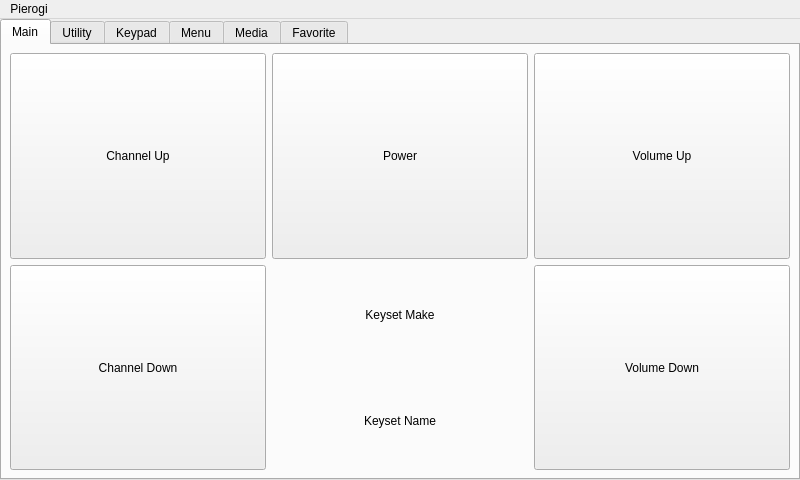
jpietrzak8/Pierogi, file mainwindow.ui: the form before one commit.
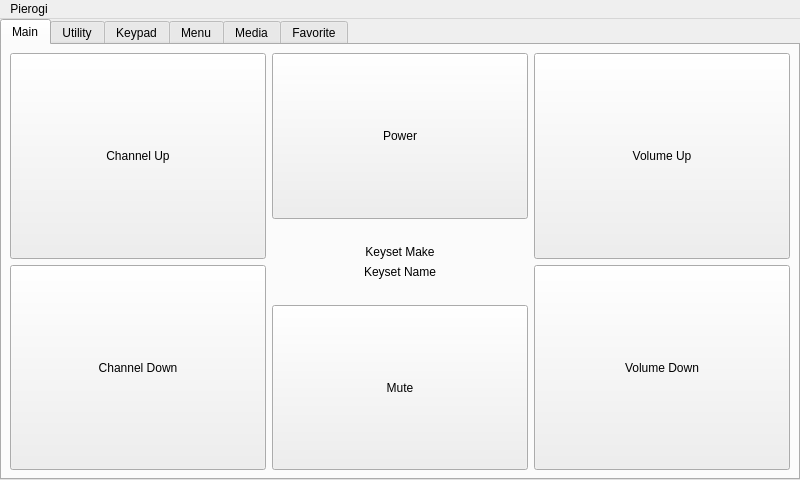
The form after the commit. Icons and pictures are not drawn.

Commit message:
Moved Mute button, lots new keysets
Due to popular demand, the Mute button has been moved up to the main page.
Also, lots of new keysets: Admiral, Daewoo, Grundig, Logitech, Philco, Roku,
and Topfield.  These all need to be tested!

```diff
--- a/mainwindow.ui
+++ b/mainwindow.ui
@@ -84,31 +84,128 @@
           </property>
          </widget>
         </item>
-        <item row="0" column="1">
-         <widget class="QPushButton" name="powerButton">
-          <property name="sizePolicy">
-           <sizepolicy hsizetype="Expanding" vsizetype="Expanding">
-            <horstretch>0</horstretch>
-            <verstretch>0</verstretch>
-           </sizepolicy>
+        <item row="0" column="1" rowspan="2">
+         <layout class="QVBoxLayout" name="verticalLayout_2">
+          <property name="spacing">
+           <number>-1</number>
           </property>
-          <property name="layoutDirection">
-           <enum>Qt::LeftToRight</enum>
+          <property name="leftMargin">
+           <number>0</number>
           </property>
-          <property name="text">
-           <string>Power</string>
-          </property>
-          <property name="icon">
-           <iconset resource="PierogiResources.qrc">
-            <normaloff>:/icons/on-off_icon&amp;48.png</normaloff>:/icons/on-off_icon&amp;48.png</iconset>
-          </property>
-          <property name="iconSize">
-           <size>
-            <width>48</width>
-            <height>48</height>
-           </size>
-          </property>
-         </widget>
+          <item>
+           <widget class="QPushButton" name="powerButton">
+            <property name="sizePolicy">
+             <sizepolicy hsizetype="Expanding" vsizetype="Expanding">
+              <horstretch>0</horstretch>
+              <verstretch>0</verstretch>
+             </sizepolicy>
+            </property>
+            <property name="layoutDirection">
+             <enum>Qt::LeftToRight</enum>
+            </property>
+            <property name="text">
+             <string>Power</string>
+            </property>
+            <property name="icon">
+             <iconset resource="PierogiResources.qrc">
+              <normaloff>:/icons/on-off_icon&amp;48.png</normaloff>:/icons/on-off_icon&amp;48.png</iconset>
+            </property>
+            <property name="iconSize">
+             <size>
+              <width>48</width>
+              <height>48</height>
+             </size>
+            </property>
+           </widget>
+          </item>
+          <item>
+           <spacer name="verticalSpacer">
+            <property name="orientation">
+             <enum>Qt::Vertical</enum>
+            </property>
+            <property name="sizeType">
+             <enum>QSizePolicy::Minimum</enum>
+            </property>
+            <property name="sizeHint" stdset="0">
+             <size>
+              <width>20</width>
+              <height>20</height>
+             </size>
+            </property>
+           </spacer>
+          </item>
+          <item>
+           <widget class="QLabel" name="makeLabel">
+            <property name="sizePolicy">
+             <sizepolicy hsizetype="Preferred" vsizetype="Minimum">
+              <horstretch>0</horstretch>
+              <verstretch>0</verstretch>
+             </sizepolicy>
+            </property>
+            <property name="text">
+             <string>Keyset Make</string>
+            </property>
+            <property name="alignment">
+             <set>Qt::AlignCenter</set>
+            </property>
+           </widget>
+          </item>
+          <item>
+           <widget class="QLabel" name="nameLabel">
+            <property name="sizePolicy">
+             <sizepolicy hsizetype="Preferred" vsizetype="Minimum">
+              <horstretch>0</horstretch>
+              <verstretch>0</verstretch>
+             </sizepolicy>
+            </property>
+            <property name="text">
+             <string>Keyset Name</string>
+            </property>
+            <property name="alignment">
+             <set>Qt::AlignCenter</set>
+            </property>
+           </widget>
+          </item>
+          <item>
+           <spacer name="verticalSpacer_2">
+            <property name="orientation">
+             <enum>Qt::Vertical</enum>
+            </property>
+            <property name="sizeType">
+             <enum>QSizePolicy::Minimum</enum>
+            </property>
+            <property name="sizeHint" stdset="0">
+             <size>
+              <width>20</width>
+              <height>20</height>
+             </size>
+            </property>
+           </spacer>
+          </item>
+          <item>
+           <widget class="QPushButton" name="muteButton">
+            <property name="sizePolicy">
+             <sizepolicy hsizetype="Expanding" vsizetype="Expanding">
+              <horstretch>0</horstretch>
+              <verstretch>0</verstretch>
+             </sizepolicy>
+            </property>
+            <property name="text">
+             <string>Mute</string>
+            </property>
+            <property name="icon">
+             <iconset resource="PierogiResources.qrc">
+              <normaloff>:/icons/sound_mute_icon&amp;48.png</normaloff>:/icons/sound_mute_icon&amp;48.png</iconset>
+            </property>
+            <property name="iconSize">
+             <size>
+              <width>48</width>
+              <height>48</height>
+             </size>
+            </property>
+           </widget>
+          </item>
+         </layout>
         </item>
         <item row="0" column="2">
          <widget class="QPushButton" name="mainVolumeUp">
@@ -136,7 +233,7 @@
           </property>
          </widget>
         </item>
-        <item row="2" column="0">
+        <item row="1" column="0">
          <widget class="QPushButton" name="mainChannelDownButton">
           <property name="sizePolicy">
            <sizepolicy hsizetype="Expanding" vsizetype="Expanding">
@@ -159,7 +256,7 @@
           </property>
          </widget>
         </item>
-        <item row="2" column="2">
+        <item row="1" column="2">
          <widget class="QPushButton" name="mainVolumeDownButton">
           <property name="sizePolicy">
            <sizepolicy hsizetype="Expanding" vsizetype="Expanding">
@@ -182,42 +279,6 @@
           </property>
          </widget>
         </item>
-        <item row="2" column="1">
-         <layout class="QVBoxLayout" name="verticalLayout">
-          <item>
-           <widget class="QLabel" name="makeLabel">
-            <property name="sizePolicy">
-             <sizepolicy hsizetype="Preferred" vsizetype="Minimum">
-              <horstretch>0</horstretch>
-              <verstretch>0</verstretch>
-             </sizepolicy>
-            </property>
-            <property name="text">
-             <string>Keyset Make</string>
-            </property>
-            <property name="alignment">
-             <set>Qt::AlignCenter</set>
-            </property>
-           </widget>
-          </item>
-          <item>
-           <widget class="QLabel" name="nameLabel">
-            <property name="sizePolicy">
-             <sizepolicy hsizetype="Preferred" vsizetype="Minimum">
-              <horstretch>0</horstretch>
-              <verstretch>0</verstretch>
-             </sizepolicy>
-            </property>
-            <property name="text">
-             <string>Keyset Name</string>
-            </property>
-            <property name="alignment">
-             <set>Qt::AlignCenter</set>
-            </property>
-           </widget>
-          </item>
-         </layout>
-        </item>
        </layout>
       </widget>
       <widget class="QWidget" name="utilityTab">
@@ -320,32 +381,6 @@
           </property>
          </widget>
         </item>
-        <item row="1" column="0">
-         <widget class="QPushButton" name="aspectRatioButton">
-          <property name="sizePolicy">
-           <sizepolicy hsizetype="Expanding" vsizetype="Expanding">
-            <horstretch>0</horstretch>
-            <verstretch>0</verstretch>
-           </sizepolicy>
-          </property>
-          <property name="text">
-           <string>Aspect Ratio</string>
-          </property>
-         </widget>
-        </item>
-        <item row="1" column="1">
-         <widget class="QPushButton" name="surroundButton">
-          <property name="sizePolicy">
-           <sizepolicy hsizetype="Expanding" vsizetype="Expanding">
-            <horstretch>0</horstretch>
-            <verstretch>0</verstretch>
-           </sizepolicy>
-          </property>
-          <property name="text">
-           <string>Surround</string>
-          </property>
-         </widget>
-        </item>
         <item row="1" column="2">
          <widget class="QPushButton" name="audioButton">
           <property name="sizePolicy">
@@ -372,20 +407,7 @@
           </property>
          </widget>
         </item>
-        <item row="2" column="0">
-         <widget class="QPushButton" name="captionButton">
-          <property name="sizePolicy">
-           <sizepolicy hsizetype="Expanding" vsizetype="Expanding">
-            <horstretch>0</horstretch>
-            <verstretch>0</verstretch>
-           </sizepolicy>
-          </property>
-          <property name="text">
-           <string>CC / Subtitle</string>
-          </property>
-         </widget>
-        </item>
-        <item row="2" column="1">
+        <item row="3" column="1">
          <widget class="QPushButton" name="inputButton">
           <property name="sizePolicy">
            <sizepolicy hsizetype="Expanding" vsizetype="Expanding">
@@ -398,7 +420,7 @@
           </property>
          </widget>
         </item>
-        <item row="2" column="2">
+        <item row="3" column="2">
          <widget class="QPushButton" name="sleepButton">
           <property name="sizePolicy">
            <sizepolicy hsizetype="Expanding" vsizetype="Expanding">
@@ -411,8 +433,8 @@
           </property>
          </widget>
         </item>
-        <item row="2" column="3">
-         <widget class="QPushButton" name="muteButton">
+        <item row="1" column="1">
+         <widget class="QPushButton" name="aspectRatioButton">
           <property name="sizePolicy">
            <sizepolicy hsizetype="Expanding" vsizetype="Expanding">
             <horstretch>0</horstretch>
@@ -420,17 +442,46 @@
            </sizepolicy>
           </property>
           <property name="text">
-           <string>Mute</string>
+           <string>Aspect Ratio</string>
           </property>
-          <property name="icon">
-           <iconset resource="PierogiResources.qrc">
-            <normaloff>:/icons/sound_mute_icon&amp;48.png</normaloff>:/icons/sound_mute_icon&amp;48.png</iconset>
+         </widget>
+        </item>
+        <item row="3" column="3">
+         <widget class="QPushButton" name="captionButton">
+          <property name="sizePolicy">
+           <sizepolicy hsizetype="Expanding" vsizetype="Expanding">
+            <horstretch>0</horstretch>
+            <verstretch>0</verstretch>
+           </sizepolicy>
           </property>
-          <property name="iconSize">
-           <size>
-            <width>48</width>
-            <height>48</height>
-           </size>
+          <property name="text">
+           <string>CC / Subtitle</string>
+          </property>
+         </widget>
+        </item>
+        <item row="1" column="0">
+         <widget class="QPushButton" name="soundModeButton">
+          <property name="sizePolicy">
+           <sizepolicy hsizetype="Expanding" vsizetype="Expanding">
+            <horstretch>0</horstretch>
+            <verstretch>0</verstretch>
+           </sizepolicy>
+          </property>
+          <property name="text">
+           <string>Sound Mode</string>
+          </property>
+         </widget>
+        </item>
+        <item row="3" column="0">
+         <widget class="QPushButton" name="pictureModeButton">
+          <property name="sizePolicy">
+           <sizepolicy hsizetype="Expanding" vsizetype="Expanding">
+            <horstretch>0</horstretch>
+            <verstretch>0</verstretch>
+           </sizepolicy>
+          </property>
+          <property name="text">
+           <string>Picture Mode</string>
           </property>
          </widget>
         </item>
```
Left out of the diff: 148 changed lines with no effect on the pictures. The commit also changes 32 other files.
